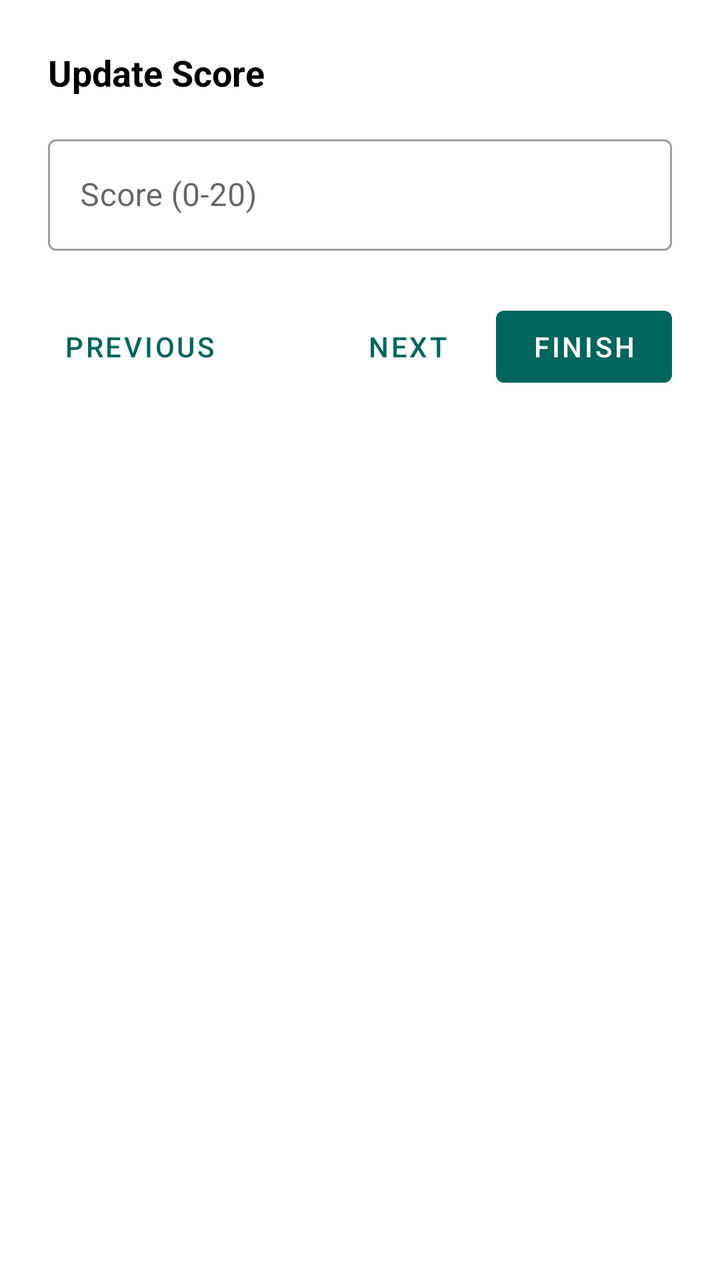
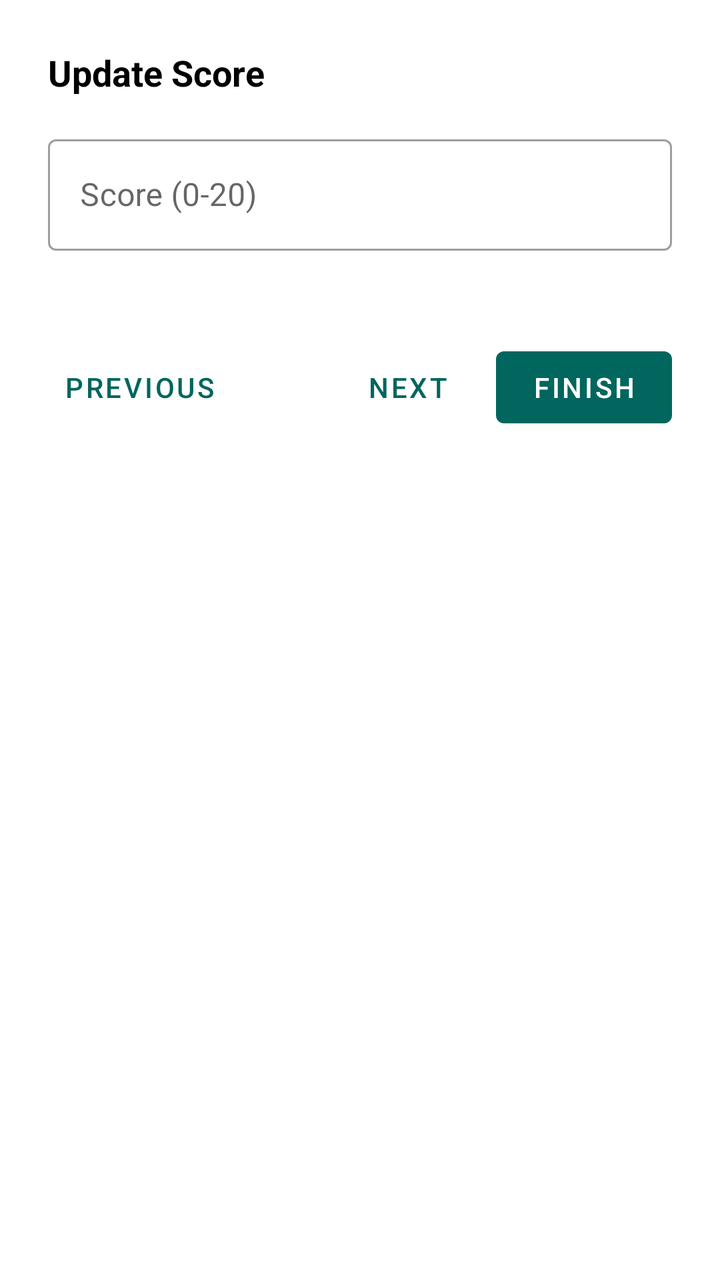

Screens rendered from an Android XML layout before and after an edit, with the pre-edit source and the edit as a unified diff.
<!-- AndroidManifest.xml: application theme Theme.SyllabusMarkSheetAndAttendanceRegister -->
<!-- res/layout/dialog_update_score.xml -->
<?xml version="1.0" encoding="utf-8"?>
<LinearLayout xmlns:android="http://schemas.android.com/apk/res/android"
    xmlns:app="http://schemas.android.com/apk/res-auto"
    android:layout_width="match_parent"
    android:layout_height="wrap_content"
    android:orientation="vertical"
    android:padding="24dp">

    <TextView
        android:id="@+id/textStudentNameTitle"
        android:layout_width="wrap_content"
        android:layout_height="wrap_content"
        android:text="Update Score"
        android:textColor="@color/black"
        android:textSize="18sp"
        android:textStyle="bold" />

    <com.google.android.material.textfield.TextInputLayout
        style="@style/Widget.MaterialComponents.TextInputLayout.OutlinedBox"
        android:layout_width="match_parent"
        android:layout_height="wrap_content"
        android:layout_marginTop="16dp"
        android:hint="@string/score_hint">

        <com.google.android.material.textfield.TextInputEditText
            android:id="@+id/editScore"
            android:layout_width="match_parent"
            android:layout_height="wrap_content"
            android:inputType="numberDecimal" />

    </com.google.android.material.textfield.TextInputLayout>

    <androidx.constraintlayout.widget.ConstraintLayout
        android:layout_width="match_parent"
        android:layout_height="wrap_content"
        android:layout_marginTop="24dp">

        <com.google.android.material.button.MaterialButton
            android:id="@+id/btnPrevious"
            style="@style/Widget.MaterialComponents.Button.TextButton"
            android:layout_width="wrap_content"
            android:layout_height="wrap_content"
            android:text="Previous"
            app:layout_constraintBottom_toBottomOf="parent"
            app:layout_constraintStart_toStartOf="parent"
            app:layout_constraintTop_toTopOf="parent" />

        <com.google.android.material.button.MaterialButton
            android:id="@+id/btnNext"
            style="@style/Widget.MaterialComponents.Button.TextButton"
            android:layout_width="wrap_content"
            android:layout_height="wrap_content"
            android:text="Next"
            app:layout_constraintBottom_toBottomOf="parent"
            app:layout_constraintEnd_toStartOf="@+id/btnFinish"
            app:layout_constraintTop_toTopOf="parent" />

        <com.google.android.material.button.MaterialButton
            android:id="@+id/btnFinish"
            android:layout_width="wrap_content"
            android:layout_height="wrap_content"
            android:text="Finish"
            app:layout_constraintBottom_toBottomOf="parent"
            app:layout_constraintEnd_toEndOf="parent"
            app:layout_constraintTop_toTopOf="parent" />

    </androidx.constraintlayout.widget.ConstraintLayout>

</LinearLayout>
<!-- resources referenced by this layout -->
<resources>
  <color name="black">#FF000000</color>
  <string name="score_hint">Score (0-20)</string>
  <style name="Theme.SyllabusMarkSheetAndAttendanceRegister" parent="Base.Theme.SyllabusMarkSheetAndAttendanceRegister" />
  <style name="Base.Theme.SyllabusMarkSheetAndAttendanceRegister" parent="Theme.MaterialComponents.DayNight.NoActionBar">
          
           <item name="colorPrimary">@color/colorPrimary</item>
          <item name="colorPrimaryVariant">@color/colorPrimaryDark</item>
          <item name="android:statusBarColor">@color/colorPrimaryDark</item>
  
      </style>
  <color name="colorPrimary">#01665D</color>
  <color name="colorPrimaryDark">#01645A</color>
</resources>

<!-- the commit's change to res/layout/dialog_update_score.xml (unified diff, before → after) -->
@@ -16,11 +16,13 @@
         android:textStyle="bold" />
 
     <com.google.android.material.textfield.TextInputLayout
+        android:id="@+id/textInputLayoutScore"
         style="@style/Widget.MaterialComponents.TextInputLayout.OutlinedBox"
         android:layout_width="match_parent"
         android:layout_height="wrap_content"
         android:layout_marginTop="16dp"
-        android:hint="@string/score_hint">
+        android:hint="@string/score_hint"
+        app:errorEnabled="true">
 
         <com.google.android.material.textfield.TextInputEditText
             android:id="@+id/editScore"
